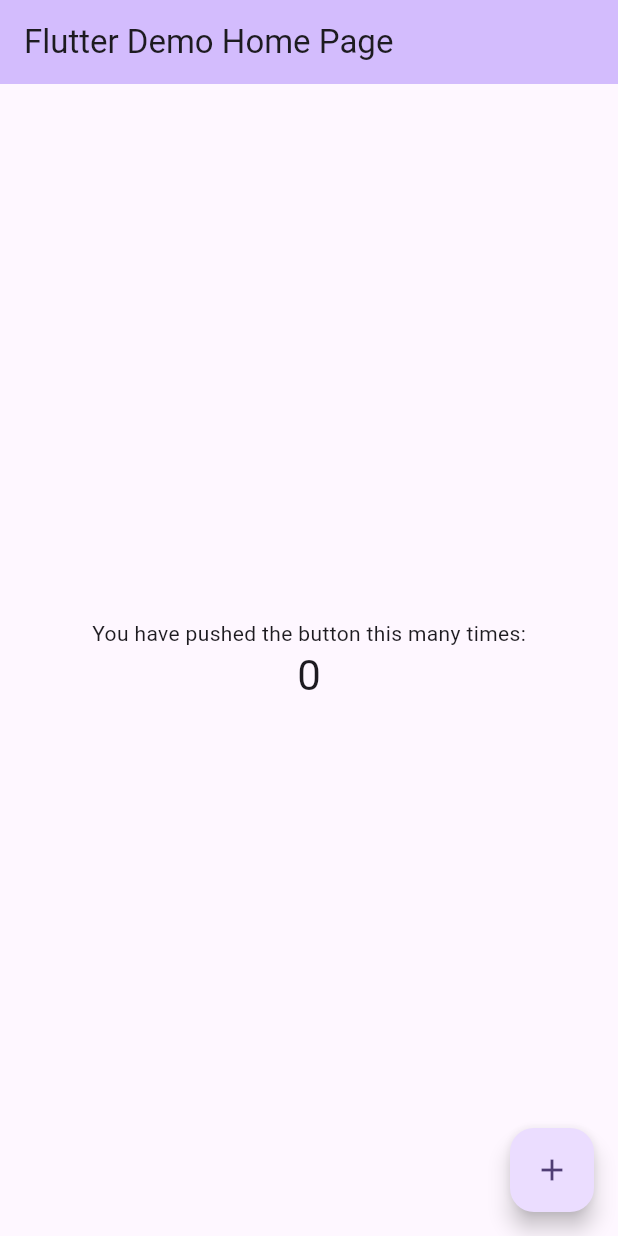
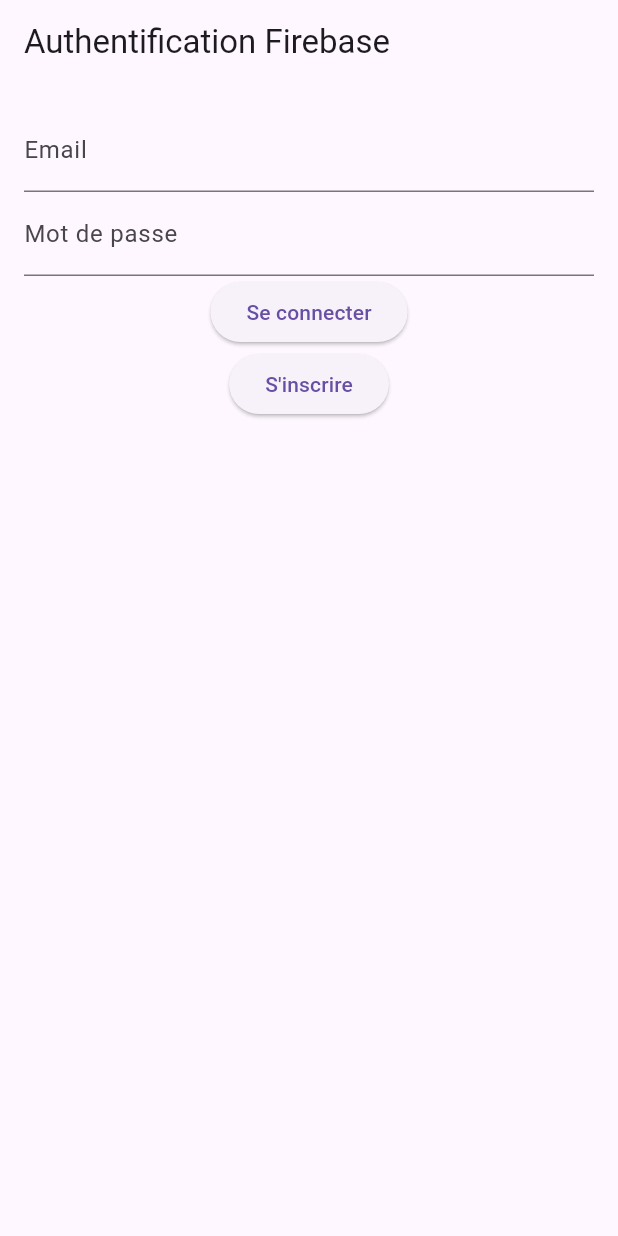
Before and after one commit to Cha1ymae/sales, a Flutter app: the screen it shows after launch, on a phone screen of 412 x 824 dp. Run offline on Flutter 3.47's test engine with Material 3 defaults, Android fonts, the phone set to English and light mode, and no system bars; our stand-ins replace cloud_firestore, firebase_auth, firebase_core; accounts and stored records are empty.

Commit message:
CMI:Mise en place d'authentification et gestion des ventes

```diff
--- /dev/null
+++ b/lib/controllers/auth_controller.dart
@@ -0,0 +1,39 @@
+import 'package:firebase_auth/firebase_auth.dart';
+
+class AuthController {
+  final FirebaseAuth _auth = FirebaseAuth.instance;
+
+  Future<User?> signIn(String email, String password) async {
+    try {
+      UserCredential userCredential = await _auth.signInWithEmailAndPassword(
+        email: email,
+        password: password,
+      );
+      return userCredential.user;
+    } catch (e) {
+      print("Erreur de connexion : $e");
+      return null;
+    }
+  }
+
+  Future<User?> signUp(String email, String password) async {
+    try {
+      UserCredential userCredential = await _auth.createUserWithEmailAndPassword(
+        email: email,
+        password: password,
+      );
+      return userCredential.user;
+    } catch (e) {
+      print("Erreur d'inscription : $e");
+      return null;
+    }
+  }
+
+  Stream<User?> authStateChanges() {
+    return _auth.authStateChanges();
+  }
+
+  Future<void> signOut() async {
+    await _auth.signOut();
+  }
+}
--- a/lib/main.dart
+++ b/lib/main.dart
@@ -1,122 +1,20 @@
+import 'package:firebase_core/firebase_core.dart';
 import 'package:flutter/material.dart';
+import 'package:sales/view/auth.dart';
 
-void main() {
-  runApp(const MyApp());
+
+void main() async {
+  WidgetsFlutterBinding.ensureInitialized();
+  await Firebase.initializeApp(); // Initialisation de Firebase
+  runApp(MyApp());
 }
 
 class MyApp extends StatelessWidget {
-  const MyApp({super.key});
-
-  // This widget is the root of your application.
   @override
   Widget build(BuildContext context) {
     return MaterialApp(
-      title: 'Flutter Demo',
-      theme: ThemeData(
-        // This is the theme of your application.
-        //
-        // TRY THIS: Try running your application with "flutter run". You'll see
-        // the application has a purple toolbar. Then, without quitting the app,
-        // try changing the seedColor in the colorScheme below to Colors.green
-        // and then invoke "hot reload" (save your changes or press the "hot
-        // reload" button in a Flutter-supported IDE, or press "r" if you used
-        // the command line to start the app).
-        //
-        // Notice that the counter didn't reset back to zero; the application
-        // state is not lost during the reload. To reset the state, use hot
-        // restart instead.
-        //
-        // This works for code too, not just values: Most code changes can be
-        // tested with just a hot reload.
-        colorScheme: ColorScheme.fromSeed(seedColor: Colors.deepPurple),
-      ),
-      home: const MyHomePage(title: 'Flutter Demo Home Page'),
+      title: 'Firebase Auth',
+      home: AuthPage(),
     );
   }
 }
-
-class MyHomePage extends StatefulWidget {
-  const MyHomePage({super.key, required this.title});
-
-  // This widget is the home page of your application. It is stateful, meaning
-  // that it has a State object (defined below) that contains fields that affect
-  // how it looks.
-
-  // This class is the configuration for the state. It holds the values (in this
-  // case the title) provided by the parent (in this case the App widget) and
-  // used by the build method of the State. Fields in a Widget subclass are
-  // always marked "final".
-
-  final String title;
-
-  @override
-  State<MyHomePage> createState() => _MyHomePageState();
-}
-
-class _MyHomePageState extends State<MyHomePage> {
-  int _counter = 0;
-
-  void _incrementCounter() {
-    setState(() {
-      // This call to setState tells the Flutter framework that something has
-      // changed in this State, which causes it to rerun the build method below
-      // so that the display can reflect the updated values. If we changed
-      // _counter without calling setState(), then the build method would not be
-      // called again, and so nothing would appear to happen.
-      _counter++;
-    });
-  }
-
-  @override
-  Widget build(BuildContext context) {
-    // This method is rerun every time setState is called, for instance as done
-    // by the _incrementCounter method above.
-    //
-    // The Flutter framework has been optimized to make rerunning build methods
-    // fast, so that you can just rebuild anything that needs updating rather
-    // than having to individually change instances of widgets.
-    return Scaffold(
-      appBar: AppBar(
-        // TRY THIS: Try changing the color here to a specific color (to
-        // Colors.amber, perhaps?) and trigger a hot reload to see the AppBar
-        // change color while the other colors stay the same.
-        backgroundColor: Theme.of(context).colorScheme.inversePrimary,
-        // Here we take the value from the MyHomePage object that was created by
-        // the App.build method, and use it to set our appbar title.
-        title: Text(widget.title),
-      ),
-      body: Center(
-        // Center is a layout widget. It takes a single child and positions it
-        // in the middle of the parent.
-        child: Column(
-          // Column is also a layout widget. It takes a list of children and
-          // arranges them vertically. By default, it sizes itself to fit its
-          // children horizontally, and tries to be as tall as its parent.
-          //
-          // Column has various properties to control how it sizes itself and
-          // how it positions its children. Here we use mainAxisAlignment to
-          // center the children vertically; the main axis here is the vertical
-          // axis because Columns are vertical (the cross axis would be
-          // horizontal).
-          //
-          // TRY THIS: Invoke "debug painting" (choose the "Toggle Debug Paint"
-          // action in the IDE, or press "p" in the console), to see the
-          // wireframe for each widget.
-          mainAxisAlignment: MainAxisAlignment.center,
-          children: <Widget>[
-            const Text('You have pushed the button this many times:'),
-            Text(
-              '$_counter',
-              style: Theme.of(context).textTheme.headlineMedium,
-            ),
-          ],
-        ),
-      ),
-      floatingActionButton: FloatingActionButton(
-        onPressed: _incrementCounter,
-        tooltip: 'Increment',
-        child: const Icon(Icons.add),
-      ), // This trailing comma makes auto-formatting nicer for build methods.
-    );
-  }
-}
--- /dev/null
+++ b/lib/view/auth.dart
@@ -0,0 +1,47 @@
+import 'package:flutter/material.dart';
+import 'package:sales/controllers/auth_controller.dart';
+import 'package:sales/view/home.dart';
+import 'package:firebase_auth/firebase_auth.dart';
+
+class AuthPage extends StatefulWidget {
+  @override
+  _AuthPageState createState() => _AuthPageState();
+}
+
+class _AuthPageState extends State<AuthPage> {
+  final emailController = TextEditingController();
+  final passwordController = TextEditingController();
+  final AuthController _authController = AuthController();
+
+  Future<void> handleSignIn() async {
+    User? user = await _authController.signIn(emailController.text, passwordController.text);
+    if (user != null) {
+      Navigator.pushReplacement(context, MaterialPageRoute(builder: (_) => HomePage()));
+    }
+  }
+
+  Future<void> handleSignUp() async {
+    User? user = await _authController.signUp(emailController.text, passwordController.text);
+    if (user != null) {
+      Navigator.pushReplacement(context, MaterialPageRoute(builder: (_) => HomePage()));
+    }
+  }
+
+  @override
+  Widget build(BuildContext context) {
+    return Scaffold(
+      appBar: AppBar(title: Text("Authentification Firebase")),
+      body: Padding(
+        padding: const EdgeInsets.all(16.0),
+        child: Column(
+          children: [
+            TextField(controller: emailController, decoration: InputDecoration(labelText: "Email")),
+            TextField(controller: passwordController, decoration: InputDecoration(labelText: "Mot de passe"), obscureText: true),
+            ElevatedButton(onPressed: handleSignIn, child: Text("Se connecter")),
+            ElevatedButton(onPressed: handleSignUp, child: Text("S'inscrire")),
+          ],
+        ),
+      ),
+    );
+  }
+}
```
Also changed, not shown: lib/controllers/sales_controller.dart (added, +16 -0 lines), lib/controllers/user_controller.dart (added, +18 -0 lines), lib/models/sale.dart (added, +43 -0 lines), lib/models/user.dart (added, +51 -0 lines), lib/services/firebase_services.dart (added, +95 -0 lines), lib/view/home.dart (added, +18 -0 lines), lib/view/sales_list.dart (added, +32 -0 lines), 13 other files.
